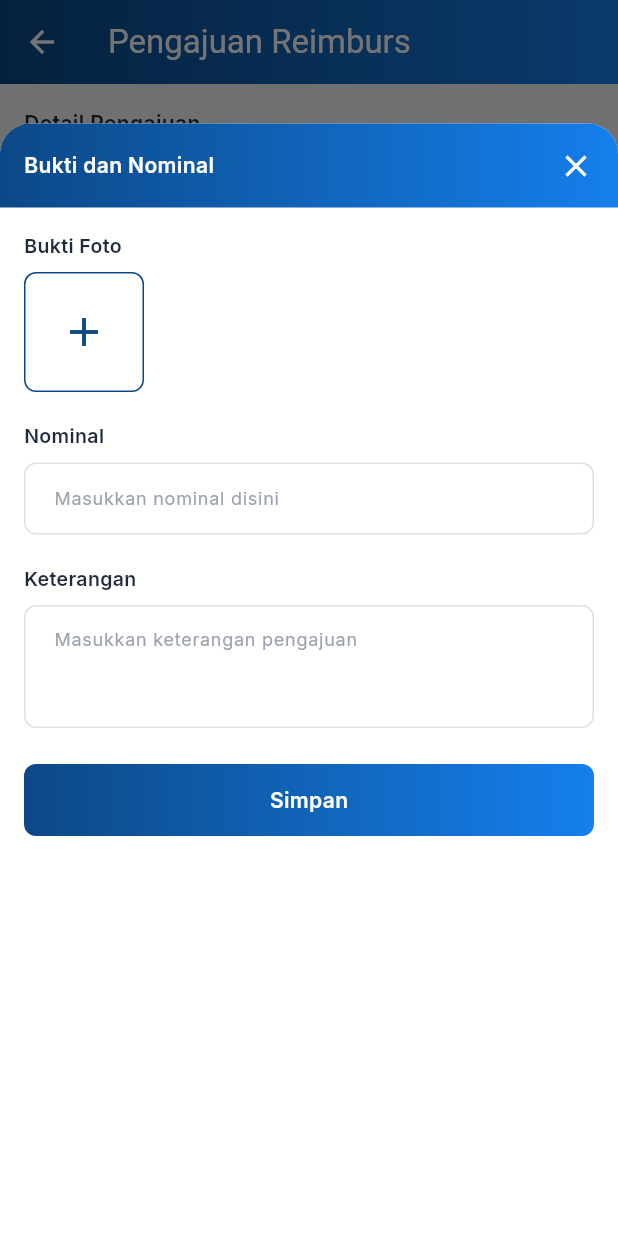
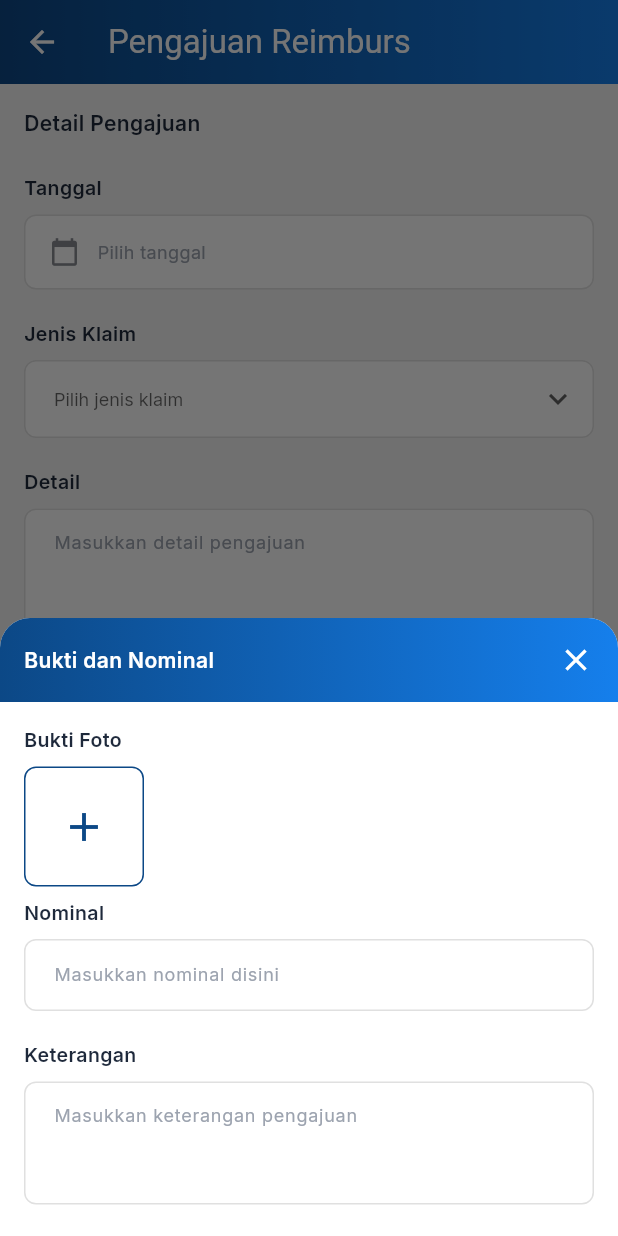
Before and after one commit to RulyOctareza/reimburse_venturo, a Flutter app: the ReimbursementFormPage screen opened by its route, after a tap on "Klik untuk upload file dan nominal", on a phone screen of 412 x 824 dp. Run offline on Flutter 3.47's test engine with Material 3 defaults, Android fonts, the phone set to English and light mode, and no system bars; drawn by our look-alikes of dotted_border; our stand-ins replace file_picker, get, google_fonts, image_picker, table_calendar.

Commit message:
UI:fix ui in drawer

```diff
--- a/lib/app/presentation/widgets/upload_bottom_sheet.dart
+++ b/lib/app/presentation/widgets/upload_bottom_sheet.dart
@@ -31,7 +31,7 @@ class UploadBottomSheet extends StatelessWidget {
   Widget build(BuildContext context) {
     return Container(
       constraints: BoxConstraints(
-        maxHeight: MediaQuery.of(context).size.height * 0.9,
+        maxHeight: MediaQuery.of(context).size.height * 0.5,
       ),
       decoration: const BoxDecoration(
         color: Colors.white,
@@ -79,6 +79,13 @@ class UploadBottomSheet extends StatelessWidget {
                   // Bukti Foto Section
                   Text('Bukti Foto', style: AppTextStyles.fieldLabel),
                   const SizedBox(height: 8),
+                  // File Preview List - Horizontal Layout
+                  Obx(
+                    () => Wrap(
+                      spacing: 8,
+                      runSpacing: 8,
+                      children: [
+                        // Add Button
                         GestureDetector(
                           onTap: onAddFile,
                           child: Container(
@@ -95,21 +102,14 @@ class UploadBottomSheet extends StatelessWidget {
                             ),
                           ),
                         ),
-                  const SizedBox(height: 12),
-                  // File Preview List
-                  Obx(
-                    () => Column(
-                      children: selectedFiles
-                          .map(
-                            (file) => Padding(
-                              padding: const EdgeInsets.only(bottom: 8),
-                              child: FilePreviewCard(
+                        // File Previews
+                        ...selectedFiles.map(
+                          (file) => FilePreviewCard(
                             file: file,
                             onDelete: () => onDeleteFile(file.id),
                           ),
                         ),
-                          )
-                          .toList(),
+                      ],
                     ),
                   ),
                   const SizedBox(height: 8),
```
Also changed, not shown: lib/app/presentation/widgets/file_preview_card.dart (+32 -68 lines). Lines whose indentation alone changed are shown as unchanged.
